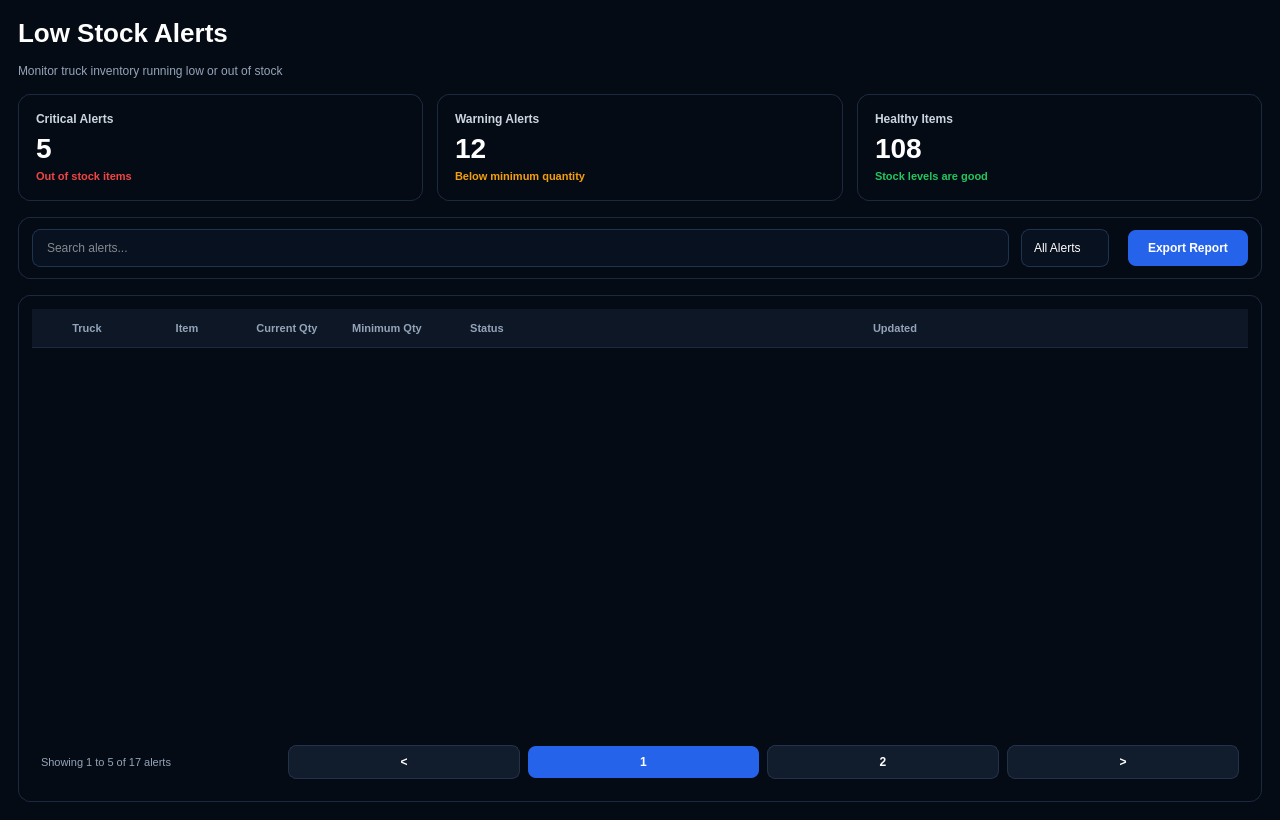
Felipeact/InventoryQtApp, file InventoryQtApp/LowStockAlertsPage.ui: the form before one commit.
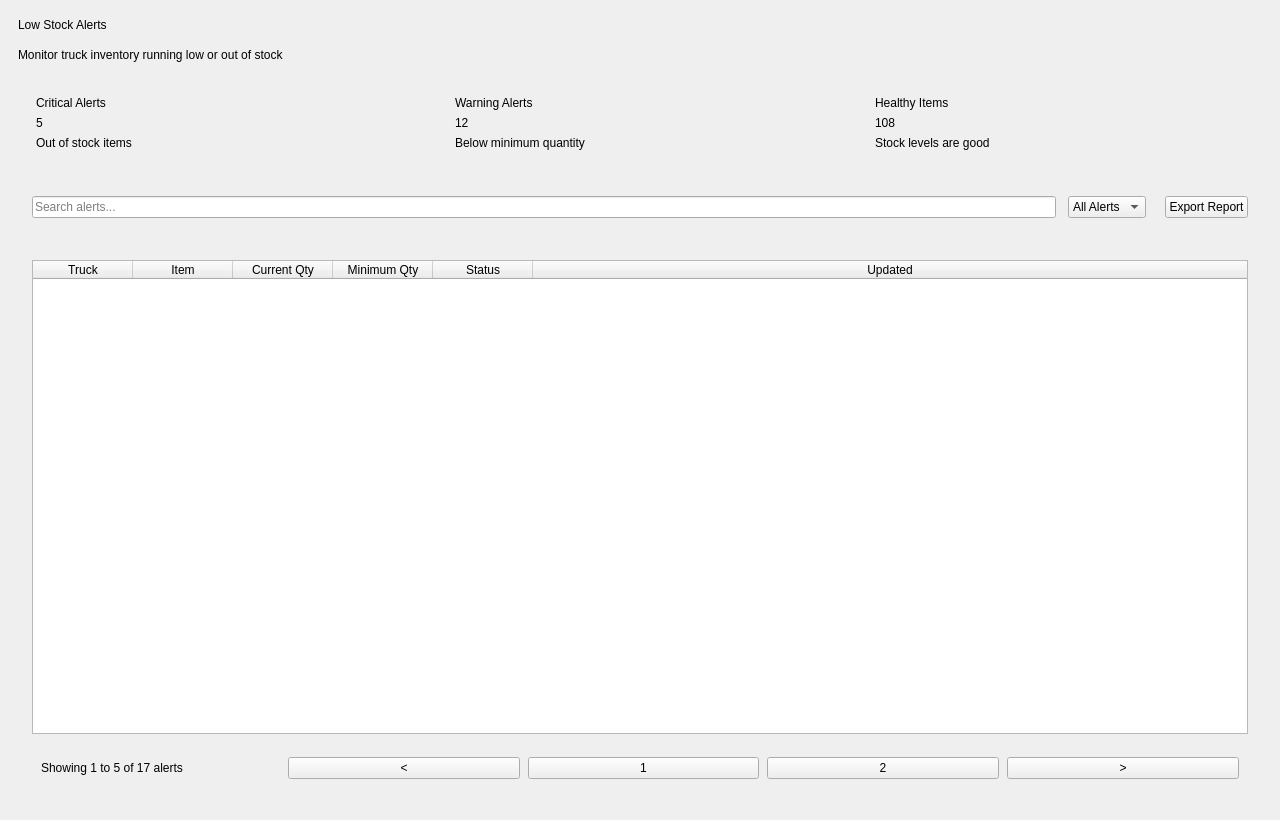
The form after the commit.

```diff
--- a/InventoryQtApp/LowStockAlertsPage.ui
+++ b/InventoryQtApp/LowStockAlertsPage.ui
@@ -15,177 +15,7 @@
 		</property>
 
 		<property name="styleSheet">
-			<string notr="true">
-				QWidget#LowStockAlertsPageClass {
-				background-color: #050B14;
-				color: #FFFFFF;
-				font-family: "Segoe UI";
-				}
-
-				QLabel {
-				background: transparent;
-				color: white;
-				}
-
-				QLabel#pageTitle {
-				font-size: 26px;
-				font-weight: 800;
-				}
-
-				QLabel#subtitleLabel {
-				color: #94A3B8;
-				font-size: 12px;
-				}
-
-				QWidget#metricCard1,
-				QWidget#metricCard2,
-				QWidget#metricCard3,
-				QWidget#toolbarCard,
-				QWidget#tableCard {
-				background: qlineargradient(
-				x1:0, y1:0,
-				x2:1, y2:1,
-				stop:0 #0B1626,
-				stop:1 #091322
-				);
-				border: 1px solid #1B2A40;
-				border-radius: 12px;
-				}
-
-				QLabel#metricTitle,
-				QLabel#metricTitle1,
-				QLabel#metricTitle2 {
-				color: #CBD5E1;
-				font-size: 12px;
-				font-weight: 600;
-				}
-
-				QLabel#metricValue,
-				QLabel#metricValue1,
-				QLabel#metricValue2 {
-				color: white;
-				font-size: 28px;
-				font-weight: 800;
-				}
-
-				QLabel#dangerText {
-				color: #EF4444;
-				font-size: 11px;
-				font-weight: 700;
-				}
-
-				QLabel#warningText {
-				color: #F59E0B;
-				font-size: 11px;
-				font-weight: 700;
-				}
-
-				QLabel#okText {
-				color: #22C55E;
-				font-size: 11px;
-				font-weight: 700;
-				}
-
-				QLineEdit#searchInput,
-				QComboBox#statusFilter {
-				background-color: #08111F;
-				border: 1px solid #1E3350;
-				border-radius: 8px;
-				color: white;
-				min-height: 36px;
-				padding-left: 12px;
-				font-size: 12px;
-				}
-
-				QLineEdit#searchInput:focus,
-				QComboBox#statusFilter:focus {
-				border: 1px solid #2563EB;
-				}
-
-				QComboBox::drop-down {
-				border: none;
-				width: 24px;
-				}
-
-				QPushButton#exportButton {
-				background-color: #2563EB;
-				border: none;
-				border-radius: 8px;
-				color: white;
-				min-width: 120px;
-				min-height: 36px;
-				font-size: 12px;
-				font-weight: 700;
-				}
-
-				QPushButton#exportButton:hover {
-				background-color: #1D4ED8;
-				}
-
-				QTableWidget {
-				background-color: transparent;
-				border: none;
-				color: white;
-				gridline-color: transparent;
-				outline: none;
-				font-size: 12px;
-				}
-
-				QHeaderView::section {
-				background-color: #0D1726;
-				color: #94A3B8;
-				border: none;
-				border-bottom: 1px solid #1B2A40;
-				height: 38px;
-				padding-left: 10px;
-				font-size: 11px;
-				font-weight: 700;
-				}
-
-				QTableWidget::item {
-				border-bottom: 1px solid #122033;
-				padding-left: 10px;
-				height: 40px;
-				}
-
-				QTableWidget::item:selected {
-				background-color: #122033;
-				}
-
-				QWidget#paginationContainer {
-				background-color: transparent;
-				border: none;
-				}
-
-				QPushButton#pageButton,
-				QPushButton#pageButton2,
-				QPushButton#pageButton3 {
-				background-color: #111C2D;
-				border: 1px solid #22324A;
-				border-radius: 8px;
-				color: white;
-				min-width: 32px;
-				min-height: 32px;
-				font-size: 12px;
-				font-weight: 600;
-				}
-
-				QPushButton#activePageButton {
-				background-color: #2563EB;
-				border: none;
-				border-radius: 8px;
-				color: white;
-				min-width: 32px;
-				min-height: 32px;
-				font-size: 12px;
-				font-weight: 700;
-				}
-
-				QLabel#paginationLabel {
-				color: #94A3B8;
-				font-size: 11px;
-				}
-			</string>
+			<string notr="true"/>
 		</property>
 
 		<layout class="QVBoxLayout" name="rootLayout">
```
